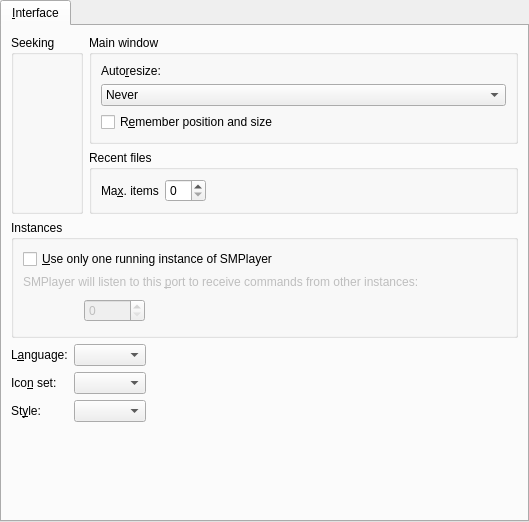
First picture: the form in src/prefinterface.ui, repository wilbert2000/wzplayer, before the edit.
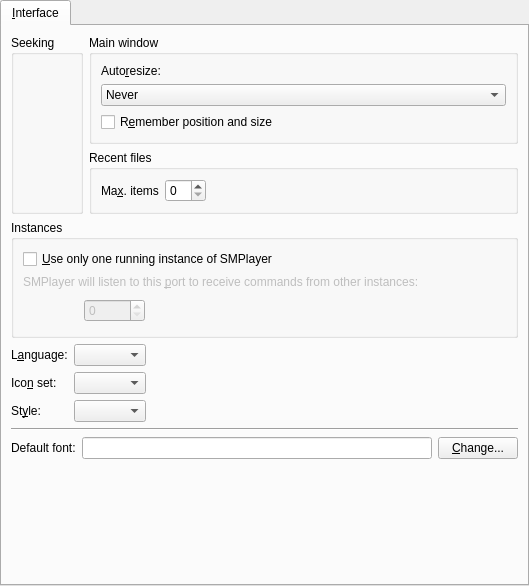
Second picture: the form after the edit. Icons and pictures are not drawn. Custom widgets are drawn as their Qt base class.

The edit to the form file:
```diff
--- a/src/prefinterface.ui
+++ b/src/prefinterface.ui
@@ -6,7 +6,7 @@
     <x>0</x>
     <y>0</y>
     <width>529</width>
-    <height>522</height>
+    <height>586</height>
    </rect>
   </property>
   <property name="windowIcon" >
@@ -35,6 +35,13 @@
        <property name="spacing" >
         <number>6</number>
        </property>
+       <item row="4" column="0" colspan="2" >
+        <widget class="Line" name="line" >
+         <property name="orientation" >
+          <enum>Qt::Horizontal</enum>
+         </property>
+        </widget>
+       </item>
        <item row="2" column="0" colspan="2" >
         <widget class="QGroupBox" name="groupBox_3" >
          <property name="title" >
@@ -252,19 +259,6 @@
          </item>
         </layout>
        </item>
-       <item row="4" column="1" >
-        <spacer>
-         <property name="orientation" >
-          <enum>Qt::Vertical</enum>
-         </property>
-         <property name="sizeHint" >
-          <size>
-           <width>20</width>
-           <height>40</height>
-          </size>
-         </property>
-        </spacer>
-       </item>
        <item rowspan="2" row="0" column="0" >
         <widget class="QGroupBox" name="groupBox_2" >
          <property name="title" >
@@ -412,6 +406,50 @@
          </layout>
         </widget>
        </item>
+       <item row="5" column="0" colspan="2" >
+        <layout class="QHBoxLayout" >
+         <property name="margin" >
+          <number>0</number>
+         </property>
+         <property name="spacing" >
+          <number>6</number>
+         </property>
+         <item>
+          <widget class="QLabel" name="label_2" >
+           <property name="text" >
+            <string>Default font:</string>
+           </property>
+          </widget>
+         </item>
+         <item>
+          <widget class="QLineEdit" name="default_font_edit" >
+           <property name="readOnly" >
+            <bool>true</bool>
+           </property>
+          </widget>
+         </item>
+         <item>
+          <widget class="QPushButton" name="changeFontButton" >
+           <property name="text" >
+            <string>&amp;Change...</string>
+           </property>
+          </widget>
+         </item>
+        </layout>
+       </item>
+       <item row="6" column="0" colspan="2" >
+        <spacer>
+         <property name="orientation" >
+          <enum>Qt::Vertical</enum>
+         </property>
+         <property name="sizeHint" >
+          <size>
+           <width>20</width>
+           <height>40</height>
+          </size>
+         </property>
+        </spacer>
+       </item>
       </layout>
      </widget>
     </widget>
@@ -419,16 +457,16 @@
   </layout>
  </widget>
  <customwidgets>
-  <customwidget>
-   <class>SeekWidget</class>
-   <extends>QWidget</extends>
-   <header>seekwidget.h</header>
-  </customwidget>
   <customwidget>
    <class>MyComboBox</class>
    <extends>QComboBox</extends>
    <header>mycombobox.h</header>
   </customwidget>
+  <customwidget>
+   <class>SeekWidget</class>
+   <extends>QWidget</extends>
+   <header>seekwidget.h</header>
+  </customwidget>
  </customwidgets>
  <resources/>
  <connections>
```
